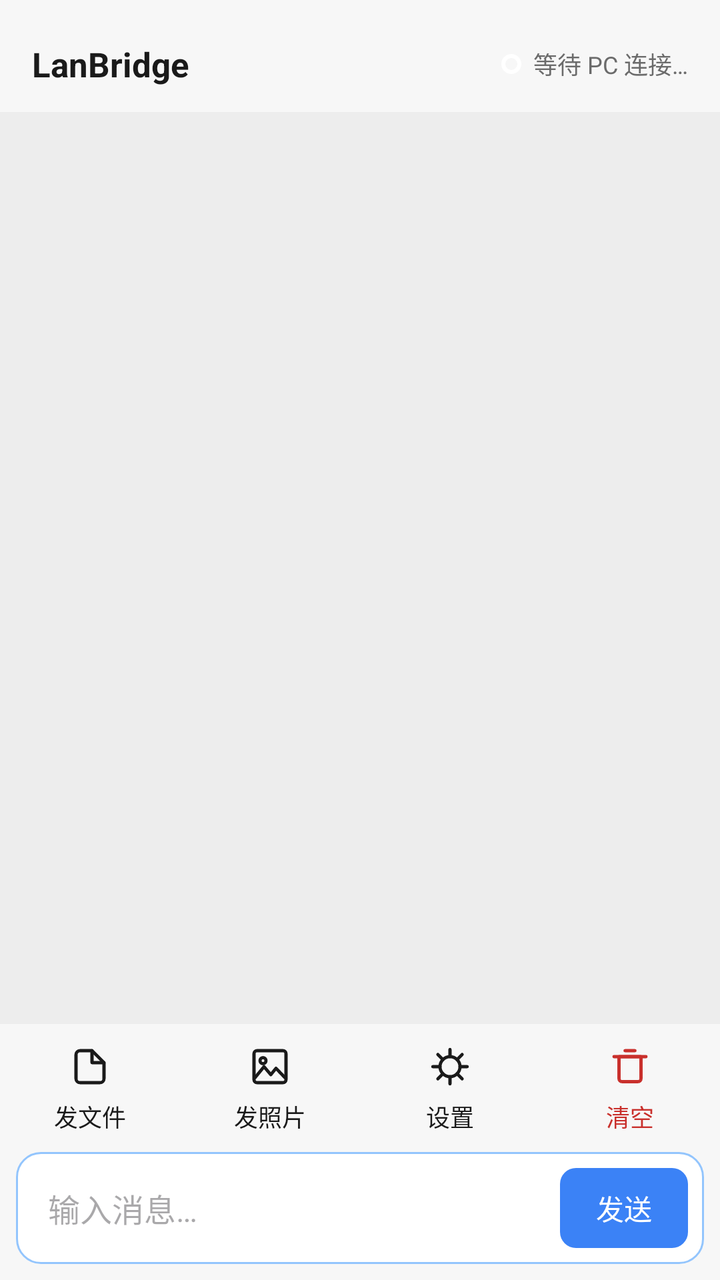
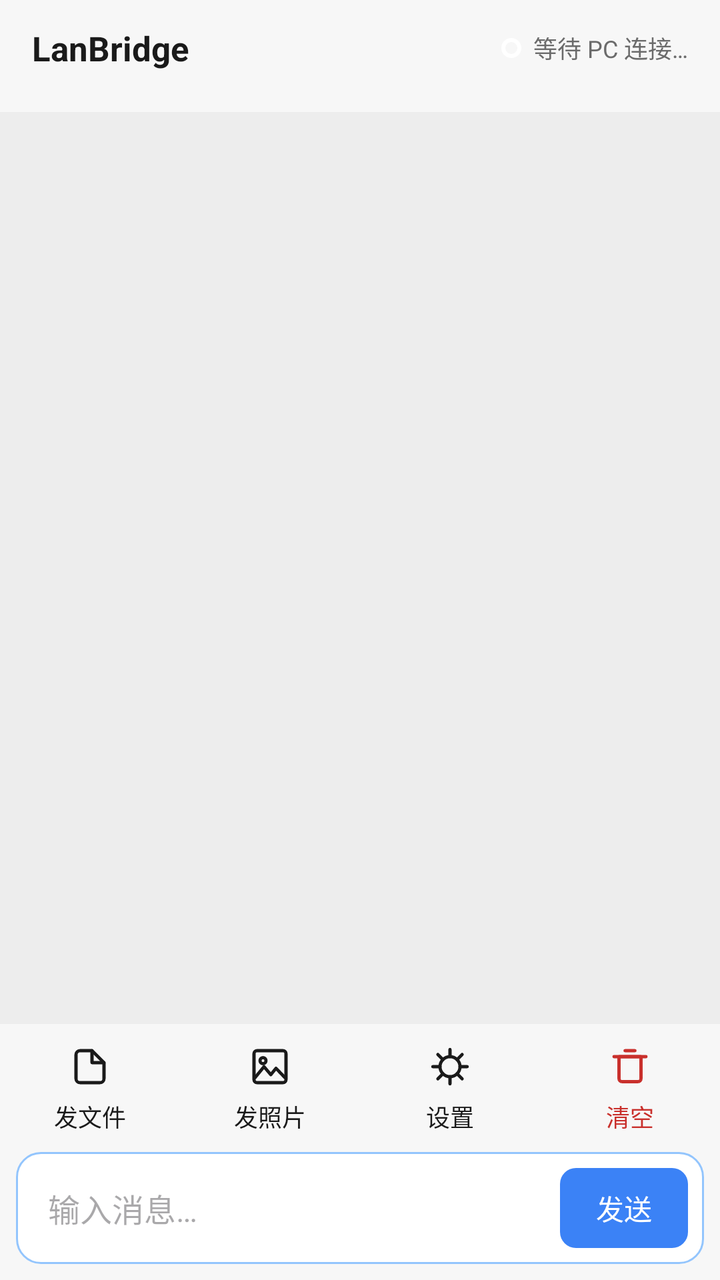

Screens rendered from an Android XML layout before and after an edit, with the pre-edit source and the edit as a unified diff.
<!-- AndroidManifest.xml: application theme Theme.LanBridge -->
<!-- res/layout/activity_chat.xml -->
<?xml version="1.0" encoding="utf-8"?>
<LinearLayout xmlns:android="http://schemas.android.com/apk/res/android"
    android:id="@+id/root"
    android:layout_width="match_parent"
    android:layout_height="match_parent"
    android:orientation="vertical"
    android:background="@color/chat_bg">

    
    <LinearLayout
        android:id="@+id/titleBar"
        android:layout_width="match_parent"
        android:layout_height="wrap_content"
        android:minHeight="56dp"
        android:orientation="horizontal"
        android:gravity="center_vertical"
        android:paddingHorizontal="16dp"
        android:paddingTop="8dp"
        android:background="@color/n_surface">

        <TextView
            android:id="@+id/tvTitle"
            android:layout_width="0dp"
            android:layout_weight="1"
            android:layout_height="wrap_content"
            android:text="@string/app_name"
            android:textColor="@color/n_text_primary"
            android:textSize="@dimen/font_title"
            android:textStyle="bold" />

        <View
            android:id="@+id/statusDot"
            android:layout_width="10dp"
            android:layout_height="10dp"
            android:layout_marginEnd="6dp"
            android:background="@drawable/bg_circle_unchecked" />

        <TextView
            android:id="@+id/tvConn"
            android:layout_width="wrap_content"
            android:layout_height="wrap_content"
            android:text="@string/waiting_connection"
            android:textColor="@color/n_text_secondary"
            android:textSize="@dimen/font_caption" />
    </LinearLayout>

    
    <androidx.recyclerview.widget.RecyclerView
        android:id="@+id/recycler"
        android:layout_width="match_parent"
        android:layout_height="0dp"
        android:layout_weight="1"
        android:clipToPadding="false"
        android:overScrollMode="always"
        android:paddingVertical="8dp" />

    
    <LinearLayout
        android:id="@+id/selectionBar"
        android:layout_width="match_parent"
        android:layout_height="wrap_content"
        android:orientation="horizontal"
        android:gravity="center_vertical"
        android:paddingHorizontal="16dp"
        android:paddingVertical="10dp"
        android:background="@color/n_surface"
        android:visibility="gone">

        <TextView
            android:id="@+id/btnSelExit"
            android:layout_width="wrap_content"
            android:layout_height="48dp"
            android:gravity="center"
            android:paddingHorizontal="12dp"
            android:text="取消"
            android:textSize="@dimen/font_title"
            android:background="?attr/selectableItemBackgroundBorderless" />

        <TextView
            android:id="@+id/tvSelCount"
            android:layout_width="0dp"
            android:layout_weight="1"
            android:layout_height="wrap_content"
            android:paddingStart="12dp"
            android:textColor="@color/n_text_primary"
            android:textSize="@dimen/font_body" />

        <TextView
            android:id="@+id/btnSelAll"
            android:layout_width="wrap_content"
            android:layout_height="48dp"
            android:gravity="center"
            android:paddingHorizontal="12dp"
            android:text="@string/select_all"
            android:textColor="@color/brand_700"
            android:background="?attr/selectableItemBackground" />
    </LinearLayout>

    
    <LinearLayout
        android:id="@+id/selectionActionBar"
        android:layout_width="match_parent"
        android:layout_height="wrap_content"
        android:orientation="horizontal"
        android:gravity="center_vertical"
        android:background="@color/n_surface"
        android:padding="8dp"
        android:visibility="gone">

        <TextView
            android:id="@+id/btnSaveBatch"
            android:layout_width="0dp"
            android:layout_weight="1"
            android:layout_height="48dp"
            android:gravity="center"
            android:text="@string/menu_save"
            android:textColor="@color/n_text_primary"
            android:textSize="@dimen/font_body"
            android:background="?attr/selectableItemBackground" />

        <TextView
            android:id="@+id/btnForwardBatch"
            android:layout_width="0dp"
            android:layout_weight="1"
            android:layout_height="48dp"
            android:gravity="center"
            android:text="@string/menu_forward"
            android:textColor="@color/n_text_primary"
            android:textSize="@dimen/font_body"
            android:background="?attr/selectableItemBackground" />

        <TextView
            android:id="@+id/btnCopyBatch"
            android:layout_width="0dp"
            android:layout_weight="1"
            android:layout_height="48dp"
            android:gravity="center"
            android:text="@string/menu_copy"
            android:textColor="@color/n_text_primary"
            android:textSize="@dimen/font_body"
            android:background="?attr/selectableItemBackground" />

        <TextView
            android:id="@+id/btnDeleteBatch"
            android:layout_width="0dp"
            android:layout_weight="1"
            android:layout_height="48dp"
            android:gravity="center"
            android:text="@string/menu_delete"
            android:textColor="@color/danger_text"
            android:textSize="@dimen/font_body"
            android:background="?attr/selectableItemBackground" />
    </LinearLayout>

    
    <LinearLayout
        android:id="@+id/toolBar"
        android:layout_width="match_parent"
        android:layout_height="@dimen/toolbar_height"
        android:orientation="horizontal"
        android:gravity="center"
        android:background="@color/n_surface">

        <LinearLayout android:id="@+id/btnFile" style="@style/ToolItem">
            <ImageView style="@style/ToolIcon"
                android:src="@drawable/ic_tool_file"
                android:contentDescription="@null" />
            <TextView style="@style/ToolLabel" android:text="@string/toolbar_send_file" />
        </LinearLayout>

        <LinearLayout android:id="@+id/btnPhoto" style="@style/ToolItem">
            <ImageView style="@style/ToolIcon"
                android:src="@drawable/ic_tool_photo"
                android:contentDescription="@null" />
            <TextView style="@style/ToolLabel" android:text="@string/toolbar_send_photo" />
        </LinearLayout>

        <LinearLayout android:id="@+id/btnSettings" style="@style/ToolItem">
            <ImageView style="@style/ToolIcon"
                android:src="@drawable/ic_tool_settings"
                android:contentDescription="@null" />
            <TextView style="@style/ToolLabel" android:text="@string/toolbar_settings" />
        </LinearLayout>

        <LinearLayout android:id="@+id/btnClear" style="@style/ToolItem">
            <ImageView style="@style/ToolIcon"
                android:src="@drawable/ic_trash"
                android:contentDescription="@null" />
            <TextView style="@style/ToolLabel"
                android:text="@string/toolbar_clear"
                android:textColor="@color/danger_text" />
        </LinearLayout>
    </LinearLayout>

    
    <LinearLayout
        android:id="@+id/composer"
        android:layout_width="match_parent"
        android:layout_height="wrap_content"
        android:orientation="horizontal"
        android:gravity="bottom"
        android:paddingStart="8dp"
        android:paddingEnd="8dp"
        android:paddingBottom="8dp"
        android:background="@color/n_surface">

        
        <FrameLayout
            android:layout_width="0dp"
            android:layout_height="wrap_content"
            android:layout_weight="1">

            <EditText
                android:id="@+id/etInput"
                android:layout_width="match_parent"
                android:layout_height="wrap_content"
                android:minHeight="56dp"
                android:maxLines="5"
                android:inputType="textMultiLine|textCapSentences"
                android:imeOptions="actionSend|flagNoExtractUi"
                android:hint="@string/input_hint"
                android:background="@drawable/bg_composer"
                android:paddingStart="16dp"
                android:paddingEnd="88dp"
                android:paddingTop="14dp"
                android:paddingBottom="14dp"
                android:textSize="@dimen/font_body" />

            <TextView
                android:id="@+id/btnSend"
                android:layout_width="wrap_content"
                android:layout_height="40dp"
                android:layout_gravity="end|bottom"
                android:layout_marginEnd="8dp"
                android:layout_marginBottom="8dp"
                android:gravity="center"
                android:minWidth="64dp"
                android:paddingHorizontal="14dp"
                android:text="@string/send"
                android:textColor="@color/n_white"
                android:textSize="14sp"
                android:background="@drawable/bg_btn_primary" />
        </FrameLayout>
    </LinearLayout>
</LinearLayout>
<!-- resources referenced by this layout -->
<resources>
  <color name="brand_700">#1D4ED8</color>
  <color name="chat_bg">#EDEDED</color>
  <color name="danger_text">#C9302C</color>
  <color name="n_surface">#F7F7F7</color>
  <color name="n_text_primary">#1A1A1A</color>
  <color name="n_text_secondary">#6B6B6B</color>
  <color name="n_white">#FFFFFF</color>
  <dimen name="font_body">16sp</dimen>
  <dimen name="font_caption">12sp</dimen>
  <dimen name="font_title">17sp</dimen>
  <dimen name="toolbar_height">64dp</dimen>
  <!-- drawable bg_btn_primary (drawable) -->
  <?xml version="1.0" encoding="utf-8"?>
  <shape xmlns:android="http://schemas.android.com/apk/res/android" android:shape="rectangle">
      <solid android:color="@color/brand_500" />
      <corners android:radius="8dp" />
  </shape>
  <!-- drawable bg_circle_unchecked (drawable) -->
  <?xml version="1.0" encoding="utf-8"?>
  <shape xmlns:android="http://schemas.android.com/apk/res/android" android:shape="oval">
      <solid android:color="@android:color/transparent" />
      <stroke android:width="2dp" android:color="@color/n_white" />
  </shape>
  <!-- drawable bg_composer (drawable) -->
  <?xml version="1.0" encoding="utf-8"?>
  <selector xmlns:android="http://schemas.android.com/apk/res/android">
      <item android:state_focused="true" android:drawable="@drawable/bg_composer_focused" />
      <item android:drawable="@drawable/bg_composer_normal" />
  </selector>
  <string name="app_name">LanBridge</string>
  <string name="input_hint">输入消息…</string>
  <string name="menu_copy">复制</string>
  <string name="menu_delete">删除</string>
  <string name="menu_forward">转发</string>
  <string name="menu_save">保存到本地</string>
  <string name="select_all">全选</string>
  <string name="send">发送</string>
  <string name="toolbar_clear">清空</string>
  <string name="toolbar_send_file">发文件</string>
  <string name="toolbar_send_photo">发照片</string>
  <string name="toolbar_settings">设置</string>
  <string name="waiting_connection">等待 PC 连接…</string>
  <style name="ToolIcon">
          <item name="android:layout_width">24dp</item>
          <item name="android:layout_height">24dp</item>
      </style>
  <style name="ToolLabel">
          <item name="android:layout_width">wrap_content</item>
          <item name="android:layout_height">wrap_content</item>
          <item name="android:layout_marginTop">4dp</item>
          <item name="android:textSize">12sp</item>
          <item name="android:includeFontPadding">false</item>
          <item name="android:textColor">@color/n_text_primary</item>
      </style>
  <style name="Theme.LanBridge" parent="Theme.Material3.Light.NoActionBar">
          <item name="colorPrimary">@color/brand_700</item>
          <item name="android:statusBarColor">@android:color/transparent</item>
          <item name="android:navigationBarColor">@android:color/transparent</item>
          <item name="android:windowLightStatusBar">true</item>
          <item name="android:forceDarkAllowed">false</item>
      </style>
  <color name="brand_500">#3B82F6</color>
  <!-- drawable bg_composer_focused (drawable) -->
  <?xml version="1.0" encoding="utf-8"?>
  <shape xmlns:android="http://schemas.android.com/apk/res/android" android:shape="rectangle">
      <solid android:color="@color/n_white" />
      <stroke android:width="1dp" android:color="@color/brand_400" />
      <corners android:radius="12dp" />
  </shape>
  <!-- drawable bg_composer_normal (drawable) -->
  <?xml version="1.0" encoding="utf-8"?>
  <shape xmlns:android="http://schemas.android.com/apk/res/android" android:shape="rectangle">
      <solid android:color="@color/n_white" />
      <stroke android:width="1dp" android:color="@color/brand_300" />
      <corners android:radius="12dp" />
  </shape>
  <color name="brand_400">#60A5FA</color>
  <color name="brand_300">#93C5FD</color>
  <!-- unchanged entries left out for length: 5 -->
</resources>

<!-- the commit's change to res/layout/activity_chat.xml (unified diff, before → after) -->
@@ -16,6 +16,7 @@
         android:gravity="center_vertical"
         android:paddingHorizontal="16dp"
         android:paddingTop="8dp"
+        android:paddingBottom="16dp"
         android:background="@color/n_surface">
 
         <TextView
